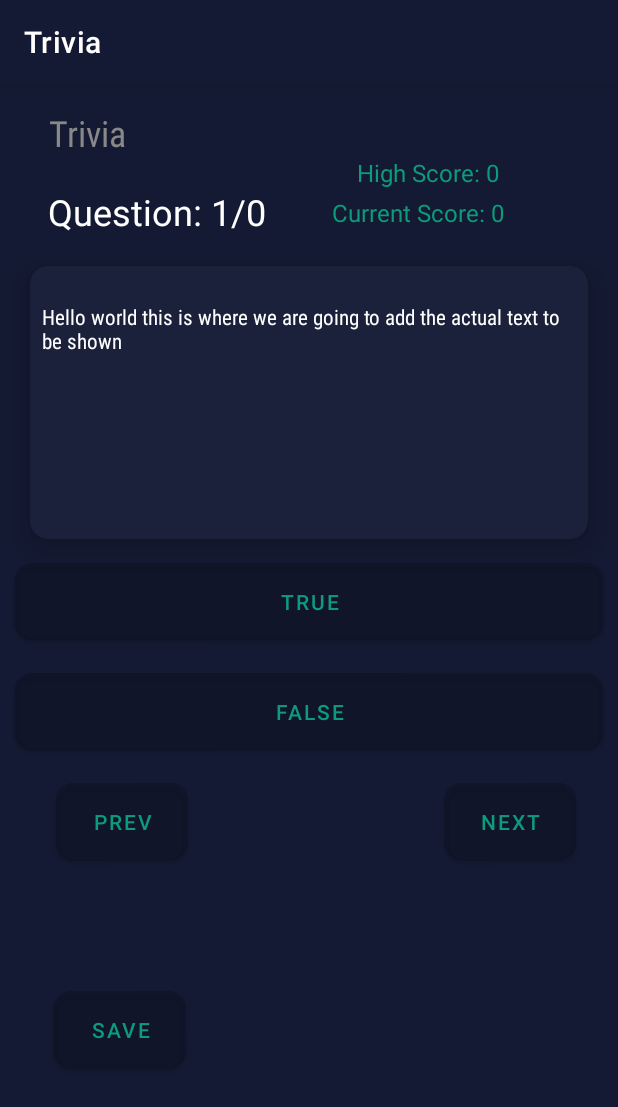
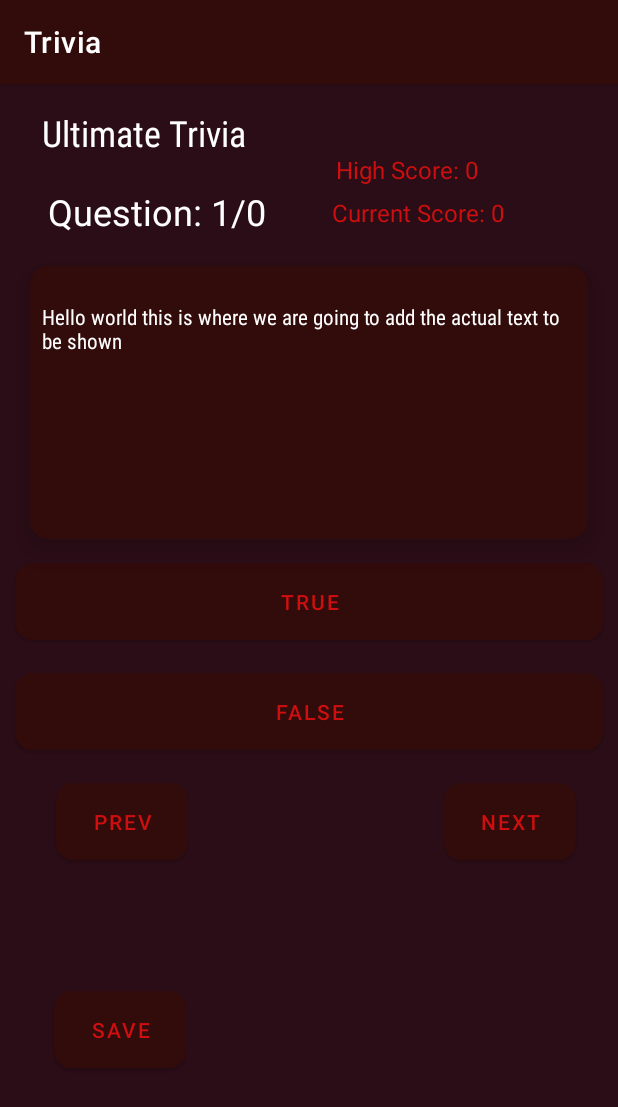
Before and after one commit to dsuther12/TriviaApp, an Android app: the screen it shows after launch (MainActivity), on a phone screen of 412 x 824 dp. Shown: the top 1107 px of the screen. Run offline under Robolectric (Android 15) with nearby library versions, the phone set to English and light mode, and no system bars; our stand-ins replace Volley, data binding; network calls fail; Roboto replaces fonts that are not available here.

Commit message:
Fix UI and add color changes

```diff
--- a/app/src/main/java/com/example/trivia/MainActivity.java
+++ b/app/src/main/java/com/example/trivia/MainActivity.java
@@ -32,6 +32,8 @@ import org.json.JSONObject;
 import java.util.List;
 
 public class MainActivity extends AppCompatActivity {
+
+
 
     private static final String MESSAGE_ID = "message_prefs";
     private ActivityMainBinding binding;
--- a/app/src/main/res/layout/activity_main.xml
+++ b/app/src/main/res/layout/activity_main.xml
@@ -10,17 +10,18 @@
     <androidx.constraintlayout.widget.ConstraintLayout
         android:layout_width="match_parent"
         android:layout_height="match_parent"
-        android:background="#141A33"
+        android:background="#2B0D17"
         tools:context=".MainActivity">
 
         <TextView
             android:id="@+id/myTitle"
             style="@style/MainTextStyle"
+            android:layout_marginTop="16dp"
             android:text="@string/title_text"
-            android:textColor="@color/light_gray_txt_color"
+            android:textColor="@color/white"
             android:textSize="24sp"
             app:layout_constraintEnd_toEndOf="parent"
-            app:layout_constraintHorizontal_bias="0.09"
+            app:layout_constraintHorizontal_bias="0.101"
             app:layout_constraintStart_toStartOf="parent"
             app:layout_constraintTop_toTopOf="parent" />
 
@@ -44,7 +45,7 @@
             android:layout_marginStart="16dp"
             android:layout_marginTop="20dp"
             android:layout_marginEnd="16dp"
-            android:backgroundTint="#1B213A"
+            android:backgroundTint="#320B0B"
             app:cardCornerRadius="12dp"
             app:cardElevation="12dp"
             app:layout_constraintEnd_toEndOf="parent"
@@ -68,7 +69,9 @@
             android:layout_width="0dp"
             android:layout_marginStart="16dp"
             android:layout_marginEnd="16dp"
+            android:backgroundTint="#320B0B"
             android:text="@string/true_button"
+            android:textColor="#CF0F0F"
             app:cornerRadius="12dp"
             app:layout_constraintEnd_toEndOf="parent"
             app:layout_constraintHorizontal_bias="0.498"
@@ -83,7 +86,9 @@
             android:layout_marginStart="16dp"
             android:layout_marginTop="44dp"
             android:layout_marginEnd="16dp"
+            android:backgroundTint="#320B0B"
             android:text="@string/false_button"
+            android:textColor="#CF0F0F"
             app:cornerRadius="12dp"
             app:layout_constraintEnd_toEndOf="parent"
             app:layout_constraintHorizontal_bias="0.498"
@@ -96,7 +101,9 @@
             android:layout_width="wrap_content"
             android:layout_height="63dp"
             android:layout_marginTop="32dp"
+            android:backgroundTint="#320B0B"
             android:text="@string/next_button"
+            android:textColor="#CF0F0F"
             app:cornerRadius="12dp"
             app:layout_constraintEnd_toEndOf="parent"
             app:layout_constraintHorizontal_bias="0.94"
@@ -109,7 +116,9 @@
             android:layout_width="wrap_content"
             android:layout_height="63dp"
             android:layout_marginTop="8dp"
+            android:backgroundTint="#320B0B"
             android:text="@string/prev_button"
+            android:textColor="#CF0F0F"
             app:cornerRadius="12dp"
             app:layout_constraintEnd_toStartOf="@+id/button_next"
             app:layout_constraintHorizontal_bias="0.144"
@@ -122,6 +131,7 @@
             android:layout_width="142dp"
             android:layout_height="25dp"
             android:text="@string/score_text"
+            android:textColor="#CF0F0F"
             android:textSize="16sp"
             app:layout_constraintBottom_toTopOf="@+id/card_view"
             app:layout_constraintEnd_toEndOf="parent"
@@ -135,7 +145,9 @@
             style="@style/button_style"
             android:layout_width="wrap_content"
             android:layout_height="63dp"
+            android:backgroundTint="#320B0B"
             android:text="@string/button_save"
+            android:textColor="#CF0F0F"
             app:cornerRadius="12dp"
             app:layout_constraintBottom_toBottomOf="parent"
             app:layout_constraintEnd_toEndOf="parent"
@@ -150,13 +162,13 @@
             android:layout_width="142dp"
             android:layout_height="25dp"
             android:text="@string/high_score"
+            android:textColor="#CF0F0F"
             android:textSize="16sp"
             app:layout_constraintBottom_toTopOf="@+id/score_textview"
             app:layout_constraintEnd_toEndOf="parent"
-            app:layout_constraintHorizontal_bias="0.827"
-            app:layout_constraintStart_toEndOf="@+id/myTitle"
+            app:layout_constraintStart_toEndOf="@+id/text_view_out_of"
             app:layout_constraintTop_toTopOf="parent"
-            app:layout_constraintVertical_bias="0.96" />
+            app:layout_constraintVertical_bias="0.88" />
 
     </androidx.constraintlayout.widget.ConstraintLayout>
 </layout>
--- a/app/src/main/res/values/colors.xml
+++ b/app/src/main/res/values/colors.xml
@@ -1,8 +1,8 @@
 <?xml version="1.0" encoding="utf-8"?>
 <resources>
     <color name="purple_200">#FFBB86FC</color>
-    <color name="purple_500">#141A33</color>
-    <color name="purple_700">#141A33</color>
+    <color name="purple_500">#320B0B</color>
+    <color name="purple_700">#320B0B</color>
     <color name="teal_200">#FF03DAC5</color>
     <color name="teal_700">#FF018786</color>
     <color name="black">#FF000000</color>
--- a/app/src/main/res/values/strings.xml
+++ b/app/src/main/res/values/strings.xml
@@ -1,6 +1,6 @@
 <resources>
     <string name="app_name">Trivia</string>
-    <string name="title_text">Trivia</string>
+    <string name="title_text">Ultimate Trivia</string>
     <string name="out_of_text">Question: 45/89</string>
     <string name="true_button">True</string>
     <string name="false_button">False</string>
```
